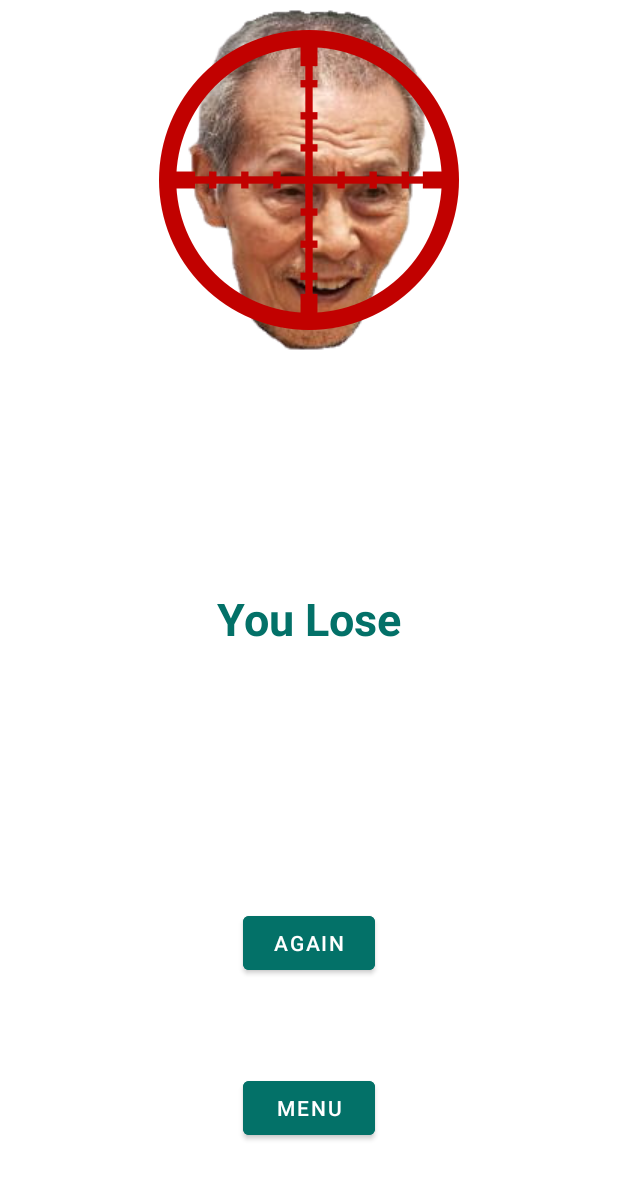
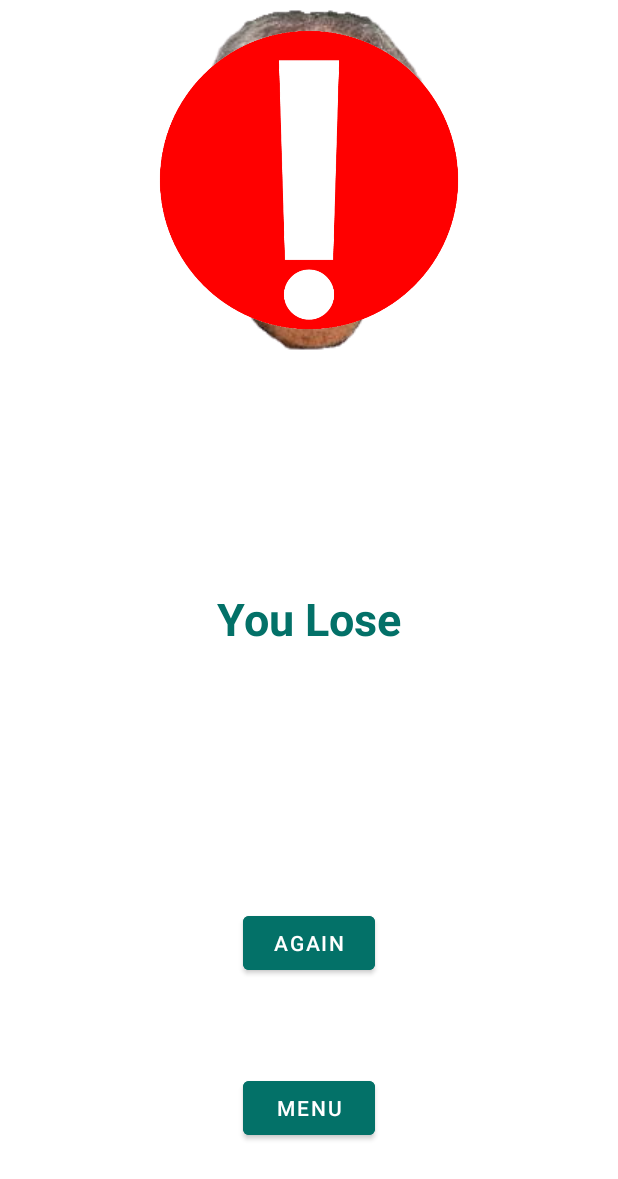
Before and after one commit to Miklesam/octupus-runner, an Android app: the FragmentLose screen opened through its navigation route, on a phone screen of 412 x 824 dp. Shown: the top 1179 px of the screen. Run offline under Robolectric (Android 15) with nearby library versions, the phone set to English and light mode, and no system bars.

Commit message:
release 1.2

```diff
--- a/app/build.gradle
+++ b/app/build.gradle
@@ -11,8 +11,8 @@ android {
         applicationId "com.onelinegaming.squidrunner"
         minSdk 21
         targetSdk 30
-        versionCode 2
-        versionName "1.1"
+        versionCode 3
+        versionName "1.2"
 
         testInstrumentationRunner "androidx.test.runner.AndroidJUnitRunner"
     }
--- a/app/src/main/res/layout/fragment_game_one.xml
+++ b/app/src/main/res/layout/fragment_game_one.xml
@@ -97,7 +97,7 @@
         android:id="@+id/aim_shot"
         android:layout_width="200dp"
         android:layout_height="200dp"
-        android:src="@drawable/squid_aim"
+        android:src="@drawable/loss_sign"
         android:visibility="gone"
         app:layout_constraintStart_toStartOf="parent"
         app:layout_constraintEnd_toEndOf="parent"
--- a/app/src/main/res/layout/fragment_lose.xml
+++ b/app/src/main/res/layout/fragment_lose.xml
@@ -20,7 +20,7 @@
         app:layout_constraintStart_toStartOf="parent"
         app:layout_constraintEnd_toEndOf="parent"
         app:layout_constraintTop_toTopOf="parent"
-        android:src="@drawable/squid_aim"/>
+        android:src="@drawable/loss_sign"/>
 
     <TextView
         android:layout_width="wrap_content"
```
Also changed, not shown: app/src/main/res/drawable/loss_sign.png (added).
